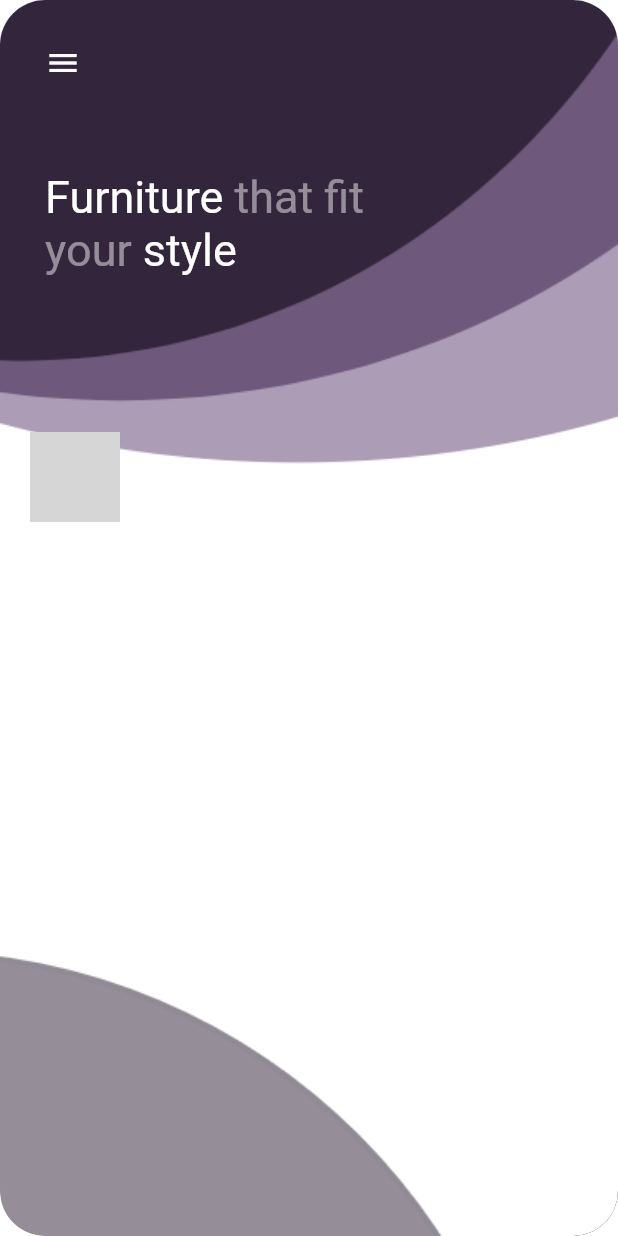
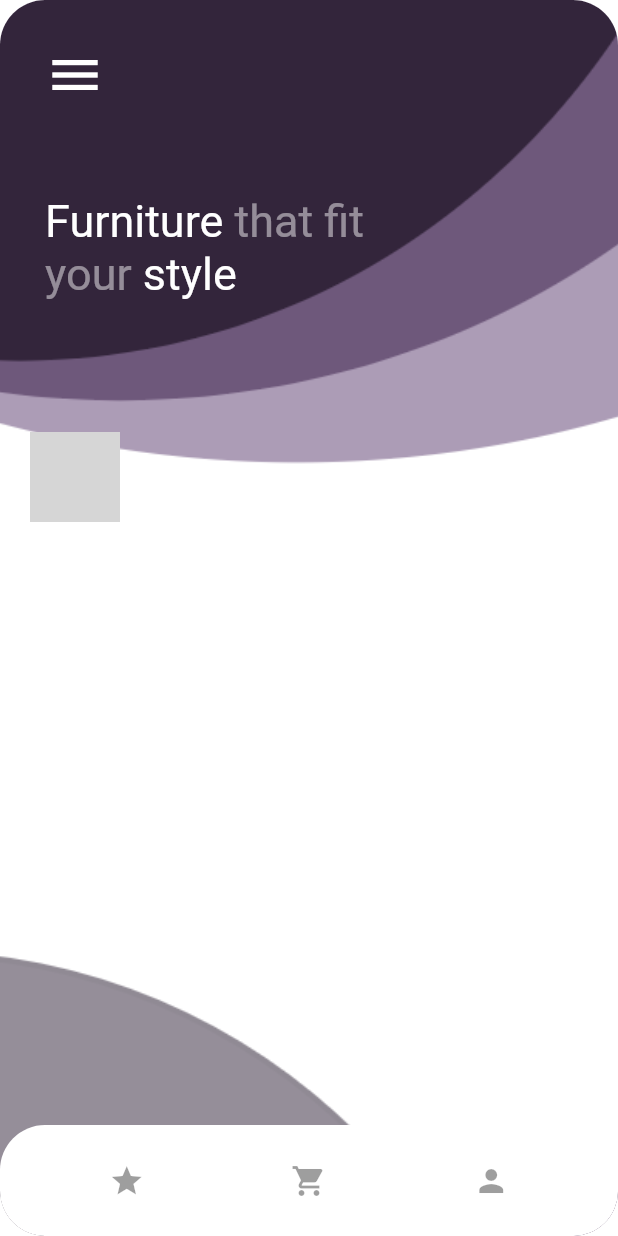
Before and after one commit to fdoyle/flutter-furniture-nav-drawer, a Flutter app: the screen it shows after launch, on a phone screen of 412 x 824 dp. Run offline on Flutter 3.47's test engine with Material 2 defaults, Android fonts, the phone set to English and light mode, and no system bars; network calls fail; grey boxes are pictures that could not be loaded.

Commit message:
add white 'shadow' behind page

```diff
--- a/lib/main.dart
+++ b/lib/main.dart
@@ -19,12 +19,13 @@ class MyApp extends StatelessWidget {
   }
 }
 
-Map<String, Widget> navMenuItems = Map()
-  ..putIfAbsent("Home", () => Page("Home", "assets/foreground.png"))
+Map<String, Function> navMenuItems = Map()
   ..putIfAbsent(
-      "Furniture", () => Page("Furniture", "assets/foreground-blue.png"))
-  ..putIfAbsent(
-      "Delivery", () => Page("Delivery", "assets/foreground-pink.png"));
+      "Home", () => (delta) => Page("Home", "assets/foreground.png", delta))
+  ..putIfAbsent("Furniture",
+      () => (delta) => Page("Furniture", "assets/foreground-blue.png", delta))
+  ..putIfAbsent("Delivery",
+      () => (delta) => Page("Delivery", "assets/foreground-pink.png", delta));
 
 class NavDrawer extends StatefulWidget {
   @override
@@ -47,7 +48,8 @@ class _NavDrawerState extends State<StatefulWidget>
   void initState() {
     super.initState();
     controller = AnimationController(
-        duration: const Duration(milliseconds: 1000), vsync: this);//this is super long just to show the animation
+        duration: const Duration(milliseconds: 800),
+        vsync: this); //this is super long just to show the animation
     final Animation ease =
         CurvedAnimation(parent: controller, curve: Curves.easeInOutSine);
     animation = Tween<double>(begin: 0, end: 1).animate(ease)
@@ -86,8 +88,8 @@ class _NavDrawerState extends State<StatefulWidget>
 
   @override
   Widget build(BuildContext context) {
-    var currentPageWidget = navMenuItems[currentPageKey];
-    var leavingPageWidget = navMenuItems[oldPageKey];
+    Widget currentPageWidget = navMenuItems[currentPageKey](animation.value);
+    Widget leavingPageWidget = navMenuItems[oldPageKey](animation.value);
     return Scaffold(
       body: DrawerControls(
           toggleDrawer: toggleDrawer,
@@ -108,7 +110,7 @@ class _NavDrawerState extends State<StatefulWidget>
   }
 }
 
-final fullyOpenTranslationX = 150;
+final fullyOpenTranslationX = 180;
 final fullyOpenRotation = -10 / 180 * 3.14;
 
 class CurrentPageTransform extends StatelessWidget {
@@ -218,22 +220,43 @@ class DrawerControls extends InheritedWidget {
 class Page extends StatelessWidget {
   final String title;
   final String image;
+  final drawerDelta;
 
-  Page(this.title, this.image);
+  Page(this.title, this.image, this.drawerDelta);
 
   @override
   Widget build(BuildContext context) {
+    var whiteShadowDelta = borderRadius / 2 * drawerDelta;
+    var whiteShadowOffset = Offset(-2 * whiteShadowDelta, 0);
+
     return Container(
       decoration: BoxDecoration(
           color: Colors.white,
           borderRadius: BorderRadius.circular(borderRadius),
           boxShadow: [
-            BoxShadow(
-              color: Colors.black.withAlpha(70), blurRadius: 20.0,
-              // has the effect of softening the shadow
-              spreadRadius: 2.0,
-              // has the effect of extending the shadow)
-            )
+            if (drawerDelta > 0) ...[
+              //dont draw shadows if drawer is collapsed
+              BoxShadow(
+                  color: Colors.black.withAlpha(70),
+                  blurRadius: 20.0,
+                  // has the effect of softening the shadow
+                  spreadRadius: -whiteShadowDelta,
+                  offset: whiteShadowOffset
+                  // has the effect of extending the shadow)
+                  ),
+              BoxShadow(
+                  color: Colors.white,
+                  blurRadius: 0,
+                  spreadRadius: -whiteShadowDelta,
+                  offset: whiteShadowOffset),
+              BoxShadow(
+                color: Colors.black.withAlpha(70),
+                blurRadius: 20.0,
+                // has the effect of softening the shadow
+                spreadRadius: 2,
+                // has the effect of extending the shadow)
+              ),
+            ]
           ]),
       child: ClipRRect(
         borderRadius: BorderRadius.circular(borderRadius),
@@ -248,13 +271,17 @@ class Page extends StatelessWidget {
                 children: <Widget>[
                   IconButton(
                     icon: Icon(Icons.menu),
+                    iconSize: 40,
                     color: Colors.white,
                     padding: EdgeInsets.all(30),
                     onPressed: () {
                       DrawerControls.of(context).toggleDrawer();
                     },
                   ),
-                  Padding(padding: const EdgeInsets.all(30), child: PageTitle())
+                  Padding(
+                      padding: const EdgeInsets.all(30), child: PageTitle()),
+                  Spacer(),
+                  BottomButtons()
                 ],
               ),
             )
@@ -283,3 +310,32 @@ class PageTitle extends StatelessWidget {
     );
   }
 }
+
+class BottomButtons extends StatelessWidget {
+  @override
+  Widget build(BuildContext context) {
+    return ClipRRect(
+      borderRadius: BorderRadius.all(Radius.circular(borderRadius)),
+      child: Container(
+        color: Colors.white,
+        child: Row(
+          mainAxisAlignment: MainAxisAlignment.spaceEvenly,
+          children: <Widget>[
+            IconButton(
+              padding: EdgeInsets.all(25),
+              icon: Icon(Icons.star),
+            ),
+            IconButton(
+              padding: EdgeInsets.all(25),
+              icon: Icon(Icons.shopping_cart),
+            ),
+            IconButton(
+              padding: EdgeInsets.all(25),
+              icon: Icon(Icons.person),
+            )
+          ],
+        ),
+      ),
+    );
+  }
+}
```
